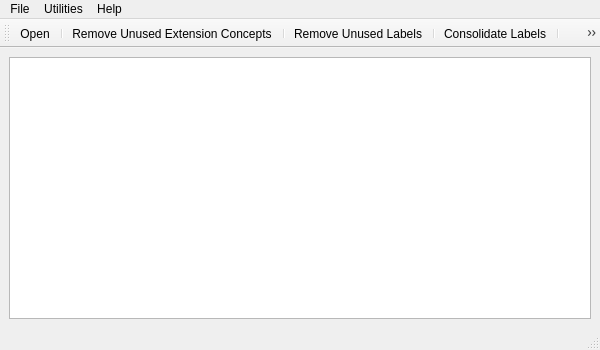
First picture: the form in ui_thinX.ui, repository AustinMatherne/thinX, before the edit.
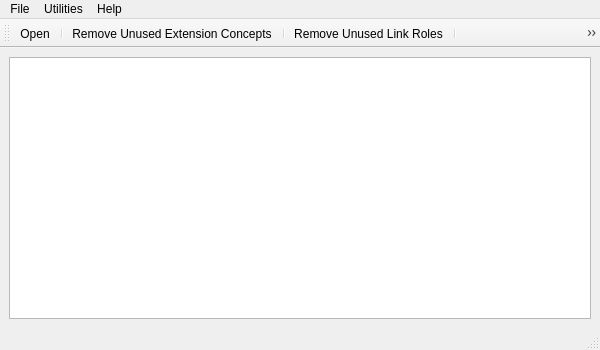
Second picture: the form after the edit. Icons and pictures are not drawn.

Commit message: Add Remove Unused Link Roles utility to UI

Diff of the .ui file:
```diff
--- a/ui_thinX.ui
+++ b/ui_thinX.ui
@@ -95,6 +95,8 @@
    <addaction name="separator"/>
    <addaction name="actionConcepts"/>
    <addaction name="separator"/>
+   <addaction name="actionLinkRoles"/>
+   <addaction name="separator"/>
    <addaction name="actionLabels"/>
    <addaction name="separator"/>
    <addaction name="actionConsolidateLabels"/>
@@ -221,6 +223,18 @@
     <string>Merrill Bridge Sort</string>
    </property>
   </action>
+  <action name="actionLinkRoles">
+   <property name="icon">
+    <iconset resource="icons.qrc">
+     <normaloff>:/Glyphicons/icons/glyphicons_157_show_thumbnails_with_lines.png</normaloff>:/Glyphicons/icons/glyphicons_157_show_thumbnails_with_lines.png</iconset>
+   </property>
+   <property name="text">
+    <string>Remove Unused Link Roles</string>
+   </property>
+   <property name="toolTip">
+    <string>Remove Unused Link Roles</string>
+   </property>
+  </action>
  </widget>
  <resources>
   <include location="icons.qrc"/>
```
Left out of the diff: 1 changed line with no effect on the pictures. The commit also changes 2 other files.
